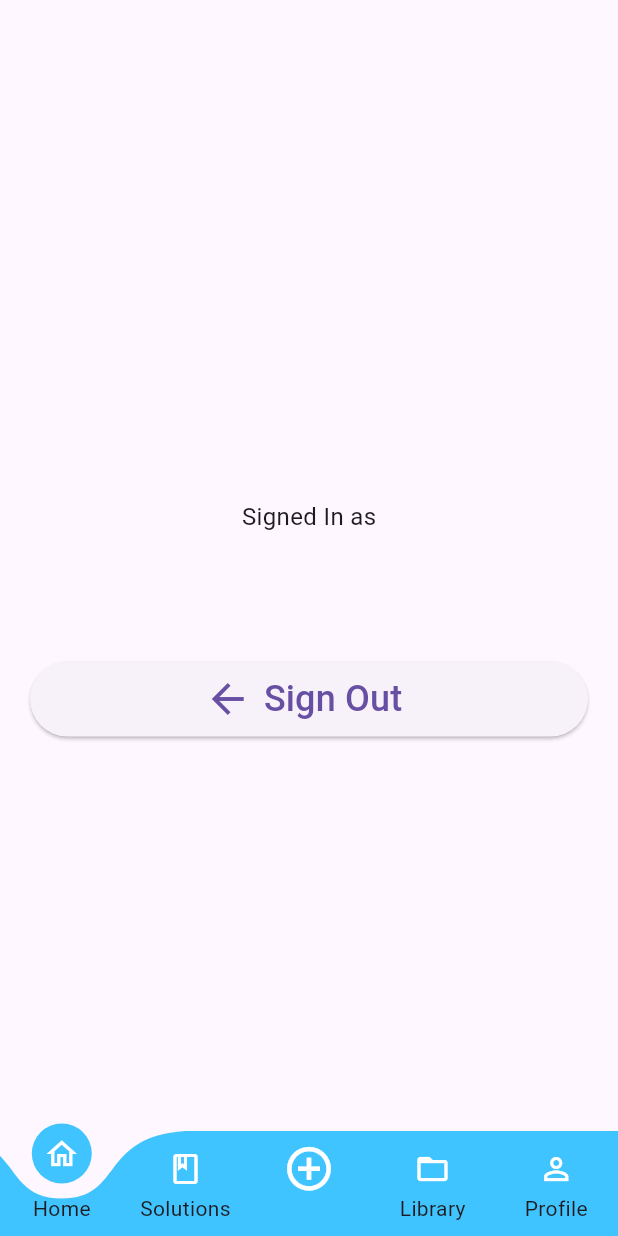
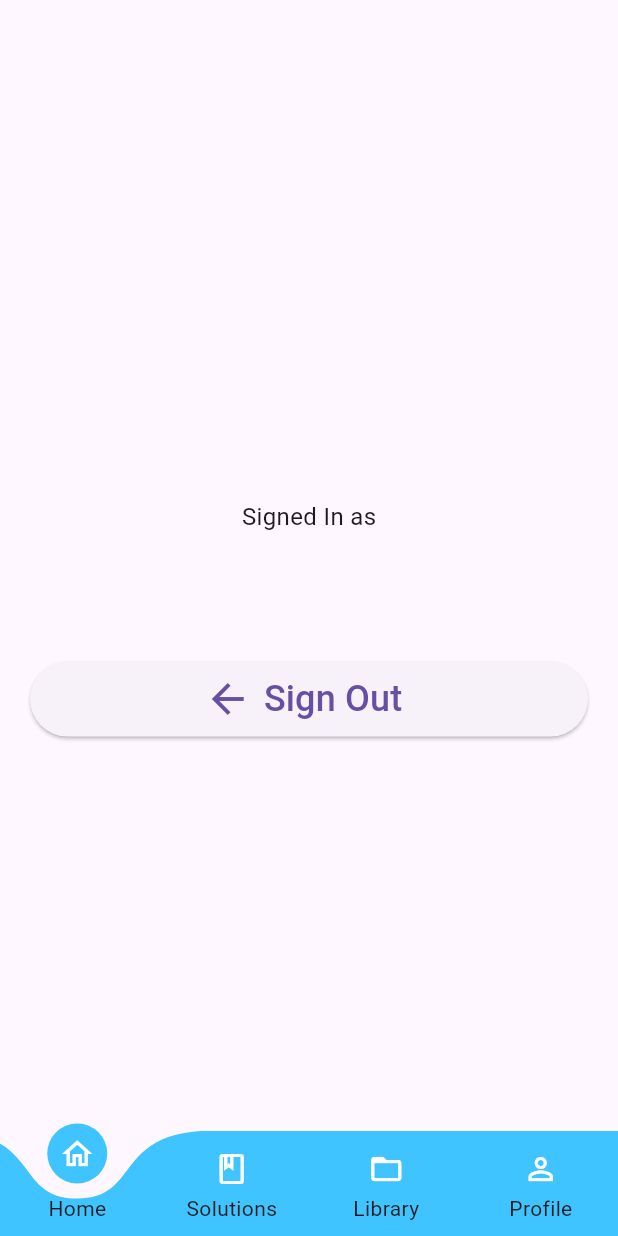
Before and after one commit to Huynh-Phat-Gemera/QuizApp, a Flutter app: the screen it shows once a user with an empty profile is signed in, on a phone screen of 412 x 824 dp. Run offline on Flutter 3.47's test engine with Material 3 defaults, Android fonts, the phone set to English and light mode, and no system bars; drawn by our look-alikes of curved_labeled_navigation_bar; our stand-ins replace email_validator, firebase_auth, firebase_core; accounts and stored records are empty.

Commit message:
remove icon add

```diff
--- a/lib/navigationBar.dart
+++ b/lib/navigationBar.dart
@@ -23,7 +23,6 @@ class _navigationBarState extends State<navigationBar> {
   final screens = [
     const home(),
     const solutions(),
-		null,
     const library_screen(),
     const profile()
   ];
@@ -38,12 +37,6 @@ class _navigationBarState extends State<navigationBar> {
       const CurvedNavigationBarItem(
         child: Icon(Icons.book_outlined),
         label: 'Solutions',
-      ),
-      const CurvedNavigationBarItem(
-        child: Icon(
-          Icons.add_circle_outline,
-          size: 35,
-        ),
       ),
       const CurvedNavigationBarItem(
         child: Icon(Icons.folder_open_outlined),
```
Lines whose indentation alone changed are shown as unchanged.
